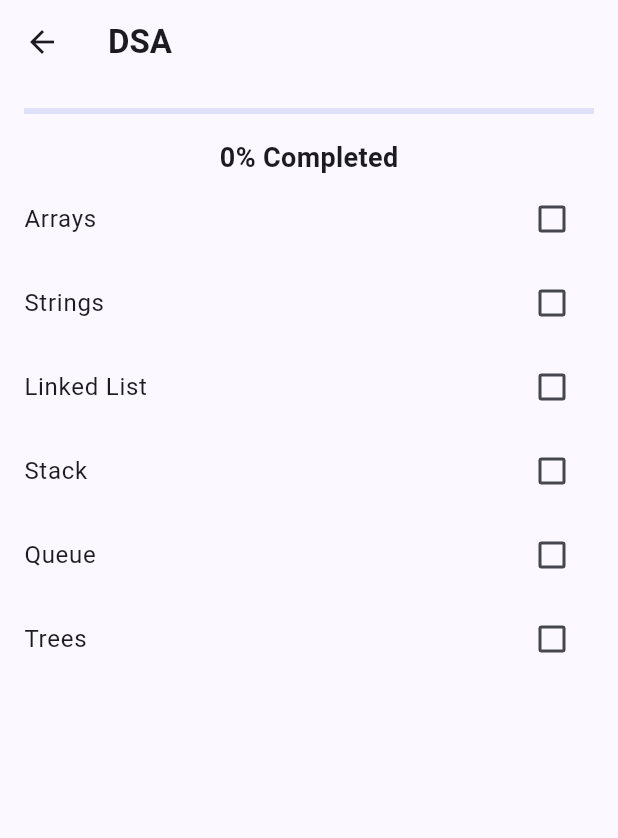
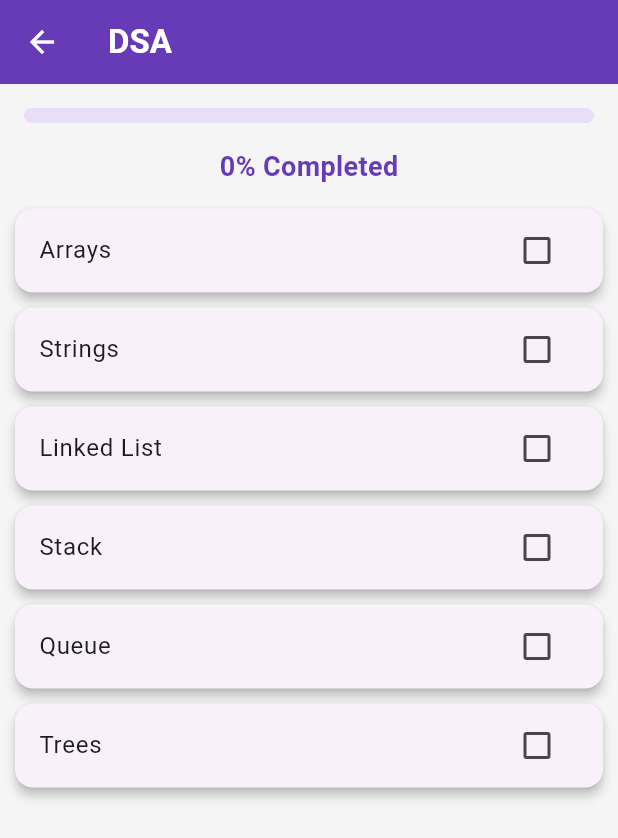
Before and after one commit to vedantmhatre054-maker/interview_flow, a Flutter app: the screen it shows after launch, after a tap on "DSA", on a phone screen of 412 x 824 dp. Shown: the top 838 px of the screen. Run offline on Flutter 3.47's test engine with Material 3 defaults, Android fonts, the phone set to English and light mode, and no system bars.

Commit message:
fix: improve dashboard and subject progress UI

```diff
--- a/lib/main.dart
+++ b/lib/main.dart
@@ -15,7 +15,8 @@ class InterviewFlowApp extends StatelessWidget {
       title: 'InterviewFlow',
       theme: ThemeData(
         useMaterial3: true,
-        colorSchemeSeed: Colors.indigo,
+        colorSchemeSeed: Colors.deepPurple,
+        scaffoldBackgroundColor: Colors.grey.shade100,
       ),
       home: const HomeScreen(),
     );
--- a/lib/screens/home_screen.dart
+++ b/lib/screens/home_screen.dart
@@ -47,37 +47,49 @@ class _HomeScreenState extends State<HomeScreen> {
 
     return Scaffold(
       appBar: AppBar(
+        backgroundColor: Colors.deepPurple,
+        foregroundColor: Colors.white,
         title: const Text(
-            "InterviewFlow",
-            style: TextStyle(
-            fontWeight: FontWeight.bold,
-            ),
+          "InterviewFlow",
+          style: TextStyle(fontWeight: FontWeight.bold),
         ),
         centerTitle: true,
-        ),
+      ),
+      backgroundColor: Colors.grey.shade100,
       body: Padding(
         padding: const EdgeInsets.all(16),
         child: Column(
           children: [
             Card(
+              color: Colors.deepPurple.shade50,
+              elevation: 8,
+              shape: RoundedRectangleBorder(
+                borderRadius: BorderRadius.circular(20),
+              ),
               child: Padding(
                 padding: const EdgeInsets.all(20),
                 child: Column(
                   children: [
                     const Text(
                       "Overall Progress",
-                      style: TextStyle(fontSize: 18),
+                      style: TextStyle(
+                        fontSize: 18,
+                        fontWeight: FontWeight.bold,
+                      ),
                     ),
                     const SizedBox(height: 10),
                     LinearProgressIndicator(
                       value: overall / 100,
+                      minHeight: 10,
+                      borderRadius: BorderRadius.circular(10),
                     ),
                     const SizedBox(height: 10),
                     Text(
                       "${overall.toStringAsFixed(0)}%",
                       style: const TextStyle(
-                        fontSize: 22,
+                        fontSize: 24,
                         fontWeight: FontWeight.bold,
+                        color: Colors.deepPurple,
                       ),
                     ),
                     const SizedBox(height: 10),
@@ -91,9 +103,7 @@ class _HomeScreenState extends State<HomeScreen> {
                 ),
               ),
             ),
-
             const SizedBox(height: 20),
-
             Expanded(
               child: ListView.builder(
                 itemCount: subjects.length,
--- a/lib/screens/subject_screen.dart
+++ b/lib/screens/subject_screen.dart
@@ -4,7 +4,10 @@ import '../models/subject.dart';
 class SubjectScreen extends StatefulWidget {
   final Subject subject;
 
-  const SubjectScreen({super.key, required this.subject});
+  const SubjectScreen({
+    super.key,
+    required this.subject,
+  });
 
   @override
   State<SubjectScreen> createState() => _SubjectScreenState();
@@ -15,6 +18,8 @@ class _SubjectScreenState extends State<SubjectScreen> {
   Widget build(BuildContext context) {
     return Scaffold(
       appBar: AppBar(
+        backgroundColor: Colors.deepPurple,
+        foregroundColor: Colors.white,
         title: Text(
           widget.subject.name,
           style: const TextStyle(
@@ -22,35 +27,48 @@ class _SubjectScreenState extends State<SubjectScreen> {
           ),
         ),
       ),
+      backgroundColor: Colors.grey.shade100,
       body: Column(
         children: [
           Padding(
             padding: const EdgeInsets.all(16),
             child: LinearProgressIndicator(
               value: widget.subject.progress / 100,
+              minHeight: 10,
+              borderRadius: BorderRadius.circular(10),
             ),
           ),
-
           Text(
             "${widget.subject.progress.toStringAsFixed(0)}% Completed",
             style: const TextStyle(
               fontSize: 18,
               fontWeight: FontWeight.bold,
+              color: Colors.deepPurple,
             ),
           ),
-
+          const SizedBox(height: 10),
           Expanded(
             child: ListView.builder(
               itemCount: widget.subject.topics.length,
               itemBuilder: (context, index) {
-                return CheckboxListTile(
-                    title: Text(widget.subject.topics[index]),
+                return Card(
+                  margin: const EdgeInsets.symmetric(
+                    horizontal: 10,
+                    vertical: 5,
+                  ),
+                  elevation: 3,
+                  child: CheckboxListTile(
+                    title: Text(
+                      widget.subject.topics[index],
+                    ),
                     value: widget.subject.completed[index],
+                    activeColor: Colors.deepPurple,
                     onChanged: (value) {
                       setState(() {
                         widget.subject.completed[index] = value!;
                       });
                     },
+                  ),
                 );
               },
             ),
--- a/lib/widgets/subject_card.dart
+++ b/lib/widgets/subject_card.dart
@@ -17,9 +17,18 @@ class SubjectCard extends StatelessWidget {
         subject.completed.where((item) => item).length;
 
     return Card(
-      elevation: 4,
+      color: Colors.white,
+      elevation: 6,
+      shape: RoundedRectangleBorder(
+        borderRadius: BorderRadius.circular(16),
+      ),
       child: ListTile(
-        title: Text(subject.name),
+        title: Text(
+          subject.name,
+          style: const TextStyle(
+            fontWeight: FontWeight.bold,
+          ),
+        ),
         subtitle: Column(
           crossAxisAlignment: CrossAxisAlignment.start,
           children: [
@@ -29,10 +38,14 @@ class SubjectCard extends StatelessWidget {
             const SizedBox(height: 5),
             LinearProgressIndicator(
               value: subject.progress / 100,
+              borderRadius: BorderRadius.circular(10),
             ),
           ],
         ),
-        trailing: const Icon(Icons.arrow_forward_ios),
+        trailing: const Icon(
+          Icons.arrow_forward_ios,
+          color: Colors.deepPurple,
+        ),
         onTap: onTap,
       ),
     );
```
Lines whose indentation alone changed are shown as unchanged.
